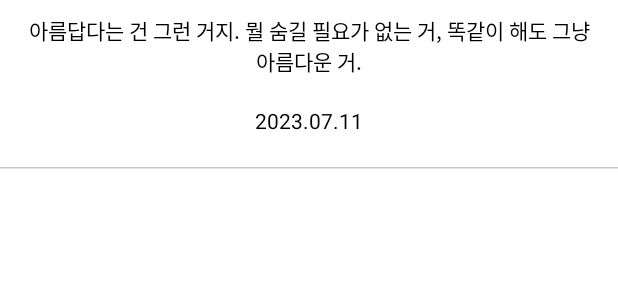
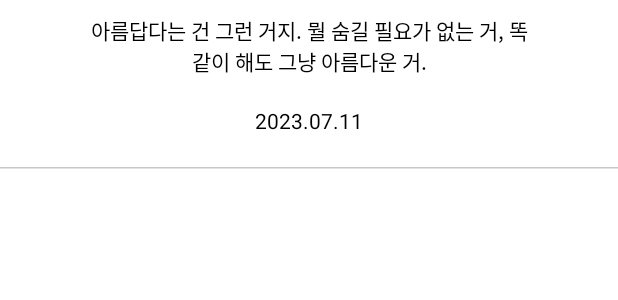
Before and after one commit to AOS3/AOS3-FinalProject-BookVerse-Blank, an Android app built with Jetpack Compose: the @Preview function BookDetailQuoteItemPreview, on a phone screen of 412 x 824 dp. Shown: the top 300 px of the screen. Run offline under Robolectric (Android 15) with nearby library versions, the phone set to English and light mode, and no system bars; libraries missing offline, so code that uses them is left out: com.skydoves.landscapist; Roboto replaces fonts that are not available here.

Commit message:
style: 여백 조정

```diff
--- a/app/src/main/java/com/blank/bookverse/presentation/ui/book_detail/BookDetailScreen.kt
+++ b/app/src/main/java/com/blank/bookverse/presentation/ui/book_detail/BookDetailScreen.kt
@@ -141,10 +141,12 @@
             ) { quote ->
                 BookDetailQuoteItem(
                     quote = quote,
-                    modifier = Modifier.padding(horizontal = 42.dp),
                     onNavigateToQuoteDetail = onNavigateToQuoteDetail
+                )
+            }
 
-                )
+            item {
+                Spacer(modifier = Modifier.height(22.dp))
             }
         }
 
@@ -169,7 +171,7 @@
     onNavigateToQuoteDetail: (String) -> Unit = {},
 ) {
     Column(
-        modifier = modifier
+        modifier = Modifier
             .fillMaxWidth()
             .clickable {
                 onNavigateToQuoteDetail(quote.quoteContent)
@@ -183,6 +185,7 @@
                 .fillMaxWidth()
                 .align(Alignment.CenterHorizontally)
                 .padding(horizontal = 16.dp)
+                .padding(horizontal = 42.dp)
         )
 
         Spacer(modifier = Modifier.height(22.dp))
```
